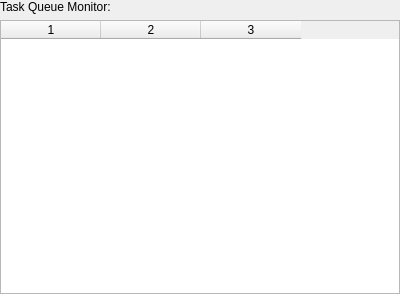
Old version of the form gui/snowgui/task/taskmonitorwidget.ui in the repository AndreasFMueller/AstroPhotography.
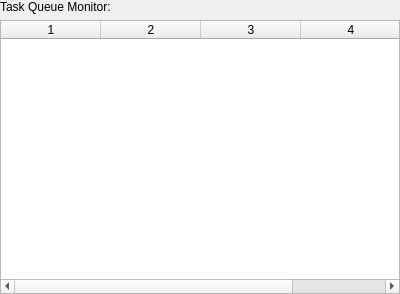
New version of the form.

```diff
--- a/gui/snowgui/task/taskmonitorwidget.ui
+++ b/gui/snowgui/task/taskmonitorwidget.ui
@@ -36,11 +36,12 @@
    <item>
     <widget class="QTableWidget" name="monitorTable">
      <property name="columnCount">
-      <number>3</number>
+      <number>4</number>
      </property>
      <column/>
      <column/>
      <column/>
+     <column/>
     </widget>
    </item>
   </layout>
```
